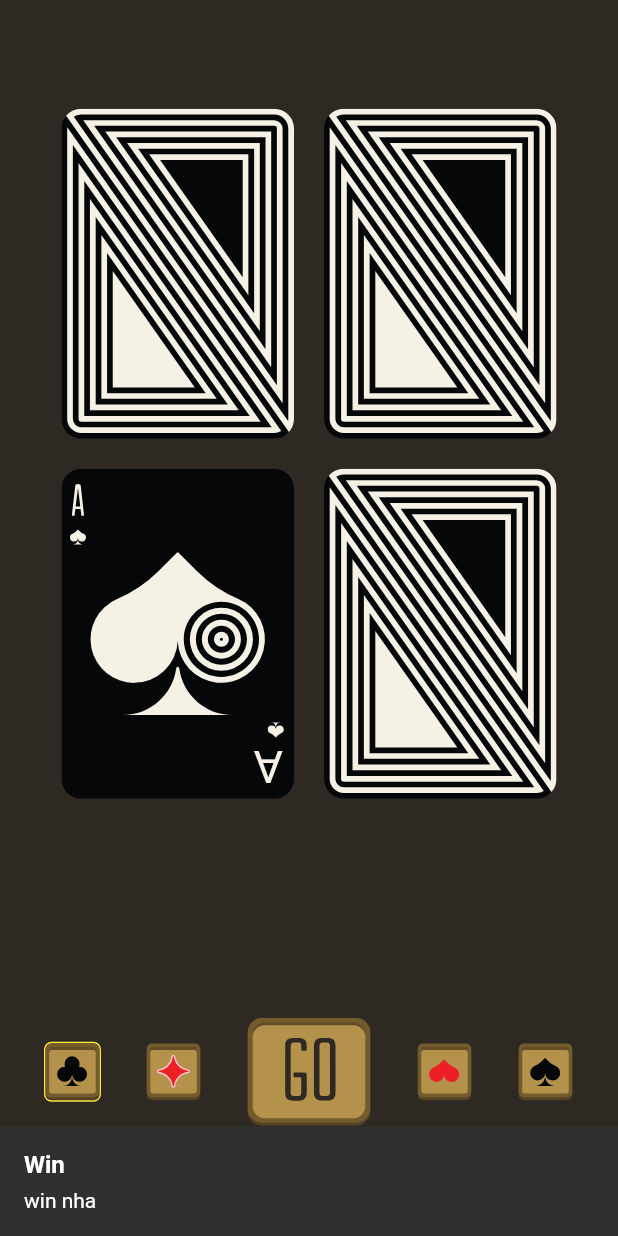
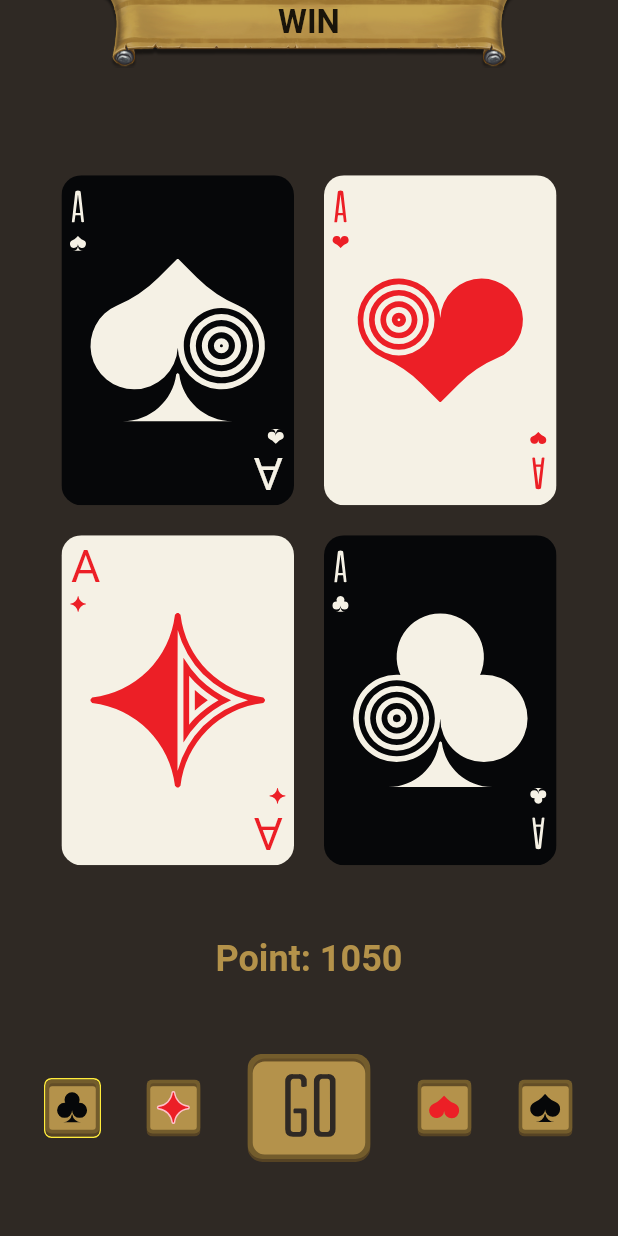
Before and after one commit to fdai3105/flutter_four_aces, a Flutter app: the screen it shows after launch, after a tap on an icon or button, on a phone screen of 412 x 824 dp. Run offline on Flutter 3.47's test engine with Material 2 defaults, Android fonts, the phone set to English and light mode, and no system bars; our stand-ins replace flutter_svg, get.

Commit message:
update - update gameplay - update animation - add point

```diff
--- a/lib/main.dart
+++ b/lib/main.dart
@@ -22,7 +22,7 @@ class MyApp extends StatelessWidget {
       debugShowCheckedModeBanner: false,
       getPages: AppPages.pages,
       initialBinding: GameBinding(),
-      home: GamePage(),
+      home: const GamePage(),
     );
   }
 }
--- a/lib/src/modules/game_module/game_controller.dart
+++ b/lib/src/modules/game_module/game_controller.dart
@@ -11,7 +11,10 @@ enum GameCard {
 
 class GameController extends GetxController {
   final _cardSelect = GameCard.none.obs;
-  final _select = GameCard.none.obs;
+  final _select = <GameCard>[].obs;
+  final _point = 1000.obs;
+  final _showLabel = false.obs;
+  final _labelMessage = ''.obs;
 
   GameCard get cardSelect => _cardSelect.value;
 
@@ -19,28 +22,64 @@ class GameController extends GetxController {
     _cardSelect.value = value;
   }
 
-  GameCard get select => _select.value;
+  List<GameCard> get select => _select;
 
-  set select(GameCard value) {
+  set select(List<GameCard> value) {
     _select.value = value;
   }
 
+  int get point => _point.value;
+
+  set point(int value) {
+    _point.value = value;
+  }
+
+  bool get showLabel => _showLabel.value;
+
+  set showLabel(bool value) {
+    _showLabel.value = value;
+  }
+
+  String get labelMessage => _labelMessage.value;
+
+  set labelMessage(String value) {
+    _labelMessage.value = value;
+  }
+
   Future onCardSelect(GameCard card) async {
+    if (point == 0) {
+      Get.rawSnackbar(title: 'Please cúng thêm tiền', message: '');
+      return;
+    }
     if (cardSelect == GameCard.none) {
+      // Get.dia
       Get.rawSnackbar(title: 'Please select', message: 'chon kia`');
       return;
     }
-    select = card;
-    await Future.delayed(const Duration(milliseconds: 400));
+    select = [card];
+    await Future.delayed(const Duration(milliseconds: 600));
+    select = [
+      GameCard.spadeAce,
+      GameCard.heartAce,
+      GameCard.diamondAce,
+      GameCard.clubAce,
+      GameCard.redKing,
+    ];
     if (card == cardSelect) {
-      Get.rawSnackbar(title: 'Win', message: 'win nha');
+      point += 50;
+      labelMessage = 'WIN';
     } else {
-      Get.rawSnackbar(title: 'Lose', message: 'lose nha');
+      point -= 50;
+      labelMessage = 'LOSE';
     }
+    showLabel = true;
+    await Future.delayed(const Duration(milliseconds: 2000));
+    go();
   }
 
   void go() {
-    select = GameCard.none;
+    select = [];
     cardSelect = GameCard.none;
+    showLabel = false;
   }
 }
--- a/lib/src/modules/game_module/game_page.dart
+++ b/lib/src/modules/game_module/game_page.dart
@@ -16,43 +16,57 @@ class GamePage extends GetView<GameController> {
       body: SafeArea(
         child: GetX<GameController>(
           builder: (_) {
-            return Column(
-              mainAxisAlignment: MainAxisAlignment.spaceAround,
+            return Stack(
               children: [
+                Column(
+                  mainAxisAlignment: MainAxisAlignment.spaceEvenly,
+                  children: [
+                    const SizedBox(height: 20),
                     Wrap(
                       spacing: 20,
                       runSpacing: 20,
-                  verticalDirection: VerticalDirection.up,
                       children: [
                         WidgetCard(
                           cardType: GameCard.spadeAce,
-                      isSelect: controller.select == GameCard.spadeAce,
+                          isSelect:
+                              controller.select.contains(GameCard.spadeAce),
                           onTap: (card) {
                             controller.onCardSelect(card);
                           },
                         ),
                         WidgetCard(
                           cardType: GameCard.heartAce,
-                      isSelect: controller.select == GameCard.heartAce,
+                          isSelect:
+                              controller.select.contains(GameCard.heartAce),
                           onTap: (card) {
                             controller.onCardSelect(card);
                           },
                         ),
                         WidgetCard(
                           cardType: GameCard.diamondAce,
-                      isSelect: controller.select == GameCard.diamondAce,
+                          isSelect:
+                              controller.select.contains(GameCard.diamondAce),
                           onTap: (card) {
                             controller.onCardSelect(card);
                           },
                         ),
                         WidgetCard(
                           cardType: GameCard.clubAce,
-                      isSelect: controller.select == GameCard.clubAce,
+                          isSelect:
+                              controller.select.contains(GameCard.clubAce),
                           onTap: (card) {
                             controller.onCardSelect(card);
                           },
                         ),
                       ],
+                    ),
+                    Text(
+                      'Point: ${controller.point}',
+                      style: const TextStyle(
+                        color: Color.fromRGBO(180, 146, 74, 1),
+                        fontSize: 24,
+                        fontWeight: FontWeight.bold,
+                      ),
                     ),
                     Row(
                       mainAxisAlignment: MainAxisAlignment.spaceEvenly,
@@ -80,7 +94,8 @@ class GamePage extends GetView<GameController> {
                           onTap: () {
                             controller.cardSelect = GameCard.diamondAce;
                           },
-                      isSelect: controller.cardSelect == GameCard.diamondAce,
+                          isSelect:
+                              controller.cardSelect == GameCard.diamondAce,
                           assets: 'assets/images/button3.svg',
                         ),
                         WidgetButton(
@@ -93,8 +108,43 @@ class GamePage extends GetView<GameController> {
                       ],
                     ),
                   ],
+                ),
+                _buildLabel(),
+              ],
             );
           },
+        ),
+      ),
+    );
+  }
+
+  AnimatedPositioned _buildLabel() {
+    return AnimatedPositioned(
+      top: controller.showLabel ? 0 : -100,
+      left: 0,
+      right: 0,
+      height: 80,
+      duration: const Duration(milliseconds: 800),
+      child: AnimatedOpacity(
+        opacity: controller.showLabel ? 1 : 0,
+        duration: const Duration(milliseconds: 500),
+        child: Container(
+          margin: const EdgeInsets.all(10),
+          decoration: const BoxDecoration(
+            image: DecorationImage(
+              image: AssetImage('assets/images/label.png'),
+            ),
+          ),
+          child: Center(
+            child: Text(
+              controller.labelMessage,
+              style: const TextStyle(
+                color: Colors.black87,
+                fontSize: 22,
+                fontWeight: FontWeight.w600,
+              ),
+            ),
+          ),
         ),
       ),
     );
--- a/lib/src/modules/game_module/widgets/widgets.dart
+++ b/lib/src/modules/game_module/widgets/widgets.dart
@@ -2,7 +2,6 @@ import 'dart:math';
 
 import 'package:flutter/material.dart';
 import 'package:flutter_svg/svg.dart';
-import 'package:get/get.dart';
 
 import '../game_controller.dart';
 
--- a/lib/src/routes/app_pages.dart
+++ b/lib/src/routes/app_pages.dart
@@ -11,7 +11,7 @@ abstract class AppPages {
   static final pages = [
     GetPage(
       name: AppRoutes.game,
-      page: () => GamePage(),
+      page: () => const GamePage(),
       binding: GameBinding(),
     )
   ];
```
Also changed, not shown: assets/images/label.png (added), 1 other file. Lines whose indentation alone changed are shown as unchanged.
